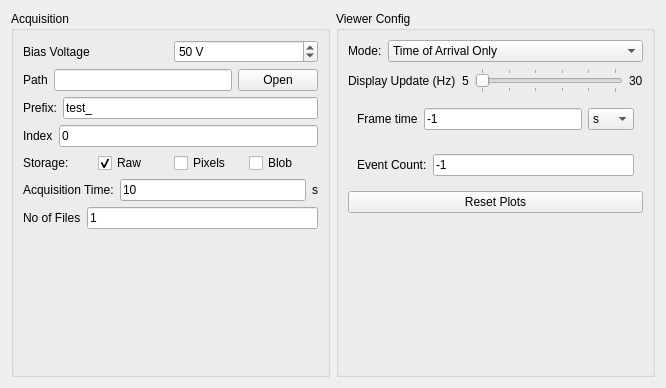
Before: the Qt Designer form pymepixviewer/pymepixviewer/panels/ui/acqconfig.ui in CFEL-CMI/pymepix, drawn with Qt 5.
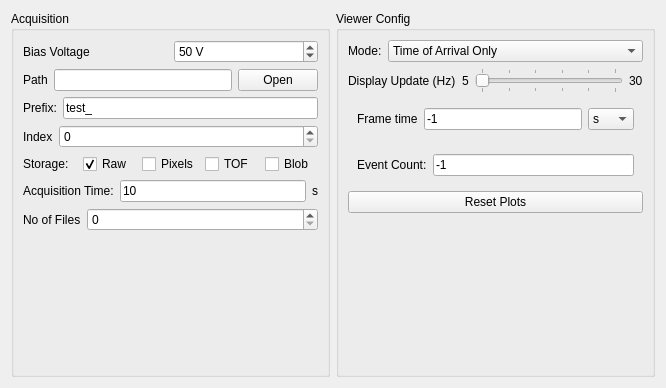
After: the same form once the commit is applied.

Commit message: more acquisiton settings

Diff of the .ui file:
```diff
--- a/pymepixviewer/pymepixviewer/panels/ui/acqconfig.ui
+++ b/pymepixviewer/pymepixviewer/panels/ui/acqconfig.ui
@@ -95,15 +95,21 @@
          <layout class="QHBoxLayout" name="horizontalLayout_12">
           <item>
            <widget class="QLabel" name="label_14">
+            <property name="sizePolicy">
+             <sizepolicy hsizetype="Fixed" vsizetype="Preferred">
+              <horstretch>0</horstretch>
+              <verstretch>0</verstretch>
+             </sizepolicy>
+            </property>
             <property name="text">
              <string>Index</string>
             </property>
            </widget>
           </item>
           <item>
-           <widget class="QLineEdit" name="startindex">
-            <property name="text">
-             <string>0</string>
+           <widget class="QSpinBox" name="startindex">
+            <property name="maximum">
+             <number>99999</number>
             </property>
            </widget>
           </item>
@@ -135,6 +141,13 @@
             </property>
            </widget>
           </item>
+          <item>
+           <widget class="QCheckBox" name="write_tof">
+            <property name="text">
+             <string>TOF</string>
+            </property>
+           </widget>
+          </item>
           <item>
            <widget class="QCheckBox" name="write_blob">
             <property name="text">
@@ -176,17 +189,19 @@
          <layout class="QHBoxLayout" name="horizontalLayout_11">
           <item>
            <widget class="QLabel" name="label_13">
+            <property name="sizePolicy">
+             <sizepolicy hsizetype="Fixed" vsizetype="Preferred">
+              <horstretch>0</horstretch>
+              <verstretch>0</verstretch>
+             </sizepolicy>
+            </property>
             <property name="text">
              <string>No of Files</string>
             </property>
            </widget>
           </item>
           <item>
-           <widget class="QLineEdit" name="repeat_value">
-            <property name="text">
-             <string>1</string>
-            </property>
-           </widget>
+           <widget class="QSpinBox" name="repeat_value"/>
           </item>
          </layout>
         </item>
```
Left out of the diff: 2 changed lines with no effect on the pictures. The commit also changes 1 other file.
